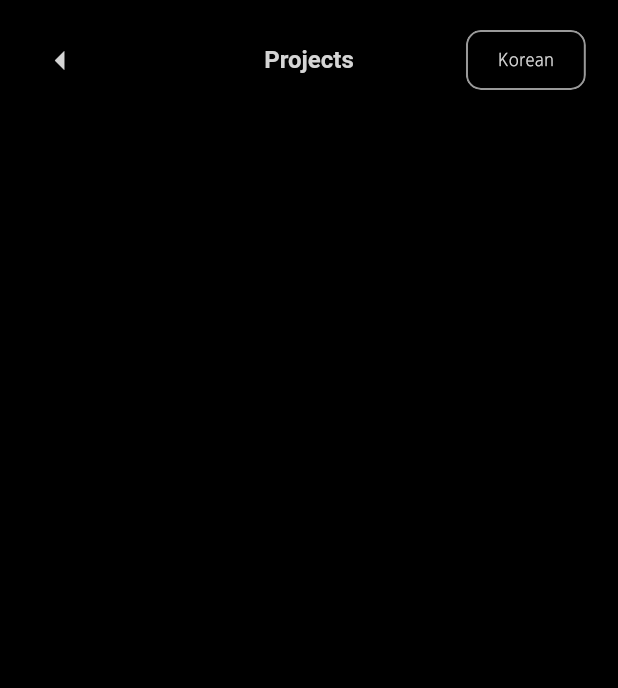
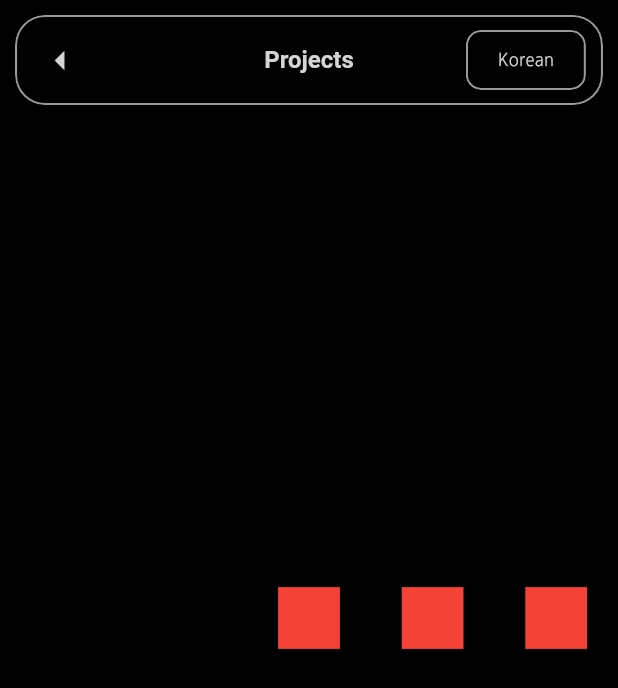
Before and after one commit to jeongwoo0427/aboutme, a Flutter app: the ProjectsScreen screen opened by its route, on a phone screen of 412 x 824 dp. Shown: the top 688 px of the screen. Run offline on Flutter 3.47's test engine with Material 3 defaults, Android fonts, the phone set to English and light mode, and no system bars; drawn by our look-alikes of flutter_animate; our stand-ins replace dio, flutter_riverpod, flutter_svg, fluttertoast, go_router, loading_animation_widget and 4 more; accounts and stored records are empty; network calls fail.

Commit message:
feat : 프로젝트 화면 작업 진행중

```diff
--- a/lib/ui/screens/projects/projects_screen.dart
+++ b/lib/ui/screens/projects/projects_screen.dart
@@ -1,3 +1,7 @@
+import 'dart:math';
+import 'dart:ui';
+
+import 'package:aboutme/cores/extensions/build_context_extension.dart';
 import 'package:flutter/material.dart';
 import '../../widgets/scaffold/responsive_glassy_scaffold.dart';
 
@@ -11,12 +15,35 @@ class ProjectsScreen extends StatefulWidget {
 }
 
 class _ProjectsScreenState extends State<ProjectsScreen> {
+  final PageController _pageController = PageController(viewportFraction: 0.2);
 
   @override
   Widget build(BuildContext context) {
+
     return ResponsiveGlassyScaffold(
+      isTranparentAppbar: false,
       appbarTitle: Text('Projects'),
-      body: Text(''),
+      body: ScrollConfiguration(
+        behavior: ScrollConfiguration.of(context).copyWith(dragDevices: {PointerDeviceKind.touch, PointerDeviceKind.mouse}),
+        child: PageView.builder(
+          physics: PageScrollPhysics(),
+          controller: _pageController,
+          itemBuilder: (context, index) {
+            return getItem(width: context.screenSize.width/10, height: context.screenSize.width/10);
+          },
+          itemCount: 10,
+
+        ),
+      ),
     );
   }
+
+  getItem({double width = 200, double height = 200}) {
+    return Center(
+        child: Container(
+      width: width,
+      height: height,
+      decoration: BoxDecoration(color: Colors.red),
+    ));
+  }
 }
```
